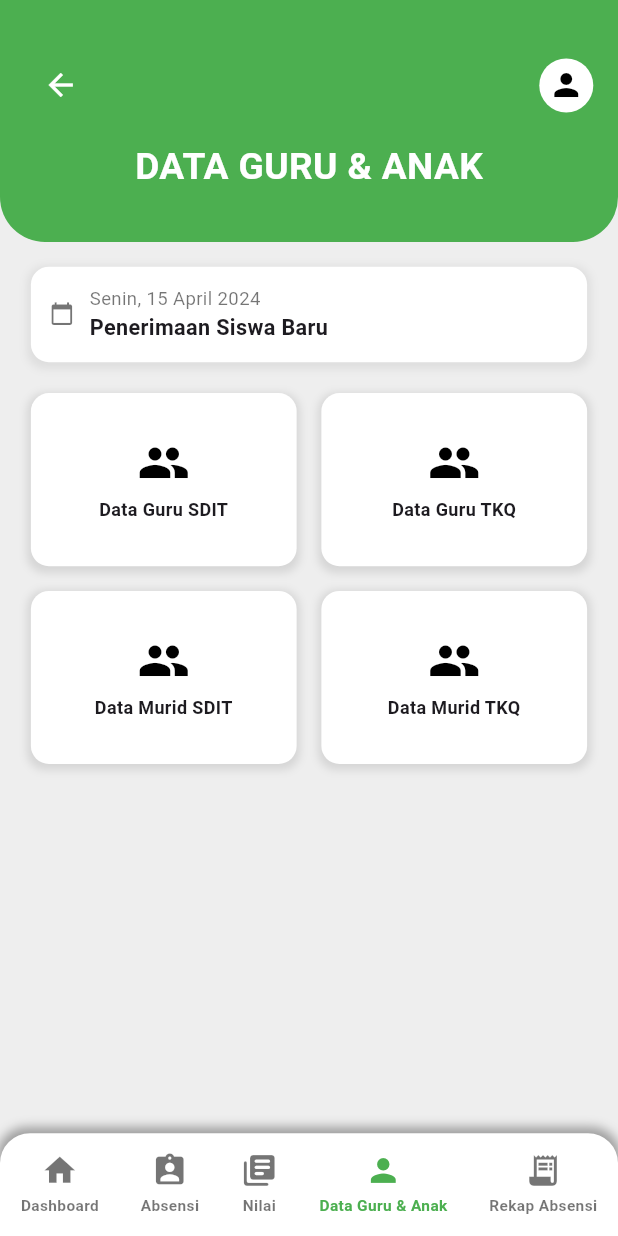
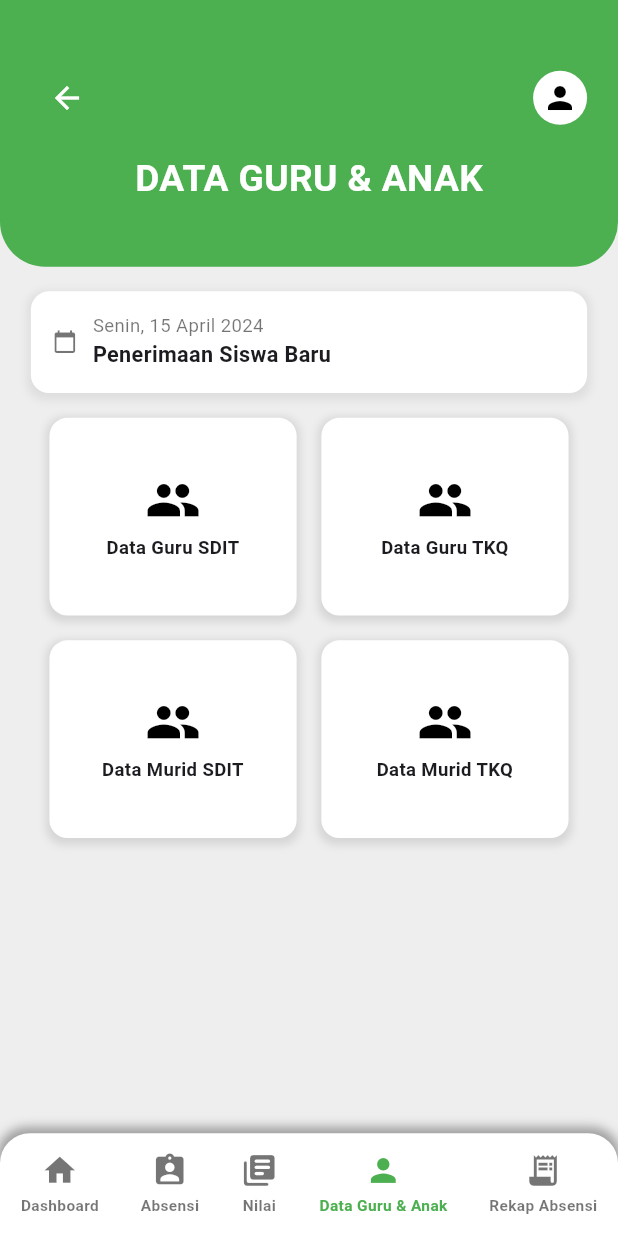
Before and after one commit to danyzahir/PROYEK_3, a Flutter app: the DataScreen screen opened directly with empty values, on a phone screen of 412 x 824 dp. Run offline on Flutter 3.47's test engine with Material 3 defaults, Android fonts, the phone set to English and light mode, and no system bars; our stand-ins replace cloud_firestore, firebase_auth, firebase_core, image_picker; accounts and stored records are empty.

Commit message:
update ui

```diff
--- a/lib/screens/data_guru_anak.dart
+++ b/lib/screens/data_guru_anak.dart
@@ -17,11 +17,16 @@ class DataScreen extends StatelessWidget {
 
     return Scaffold(
       backgroundColor: Colors.grey[200],
-      body: Column(
+      body: SafeArea(
+        child: SingleChildScrollView(
+          child: Column(
             children: [
-          // Header Hijau
+              // Header
               Container(
-            padding: EdgeInsets.symmetric(horizontal: screenWidth * 0.04, vertical: screenHeight * 0.04),
+                padding: EdgeInsets.symmetric(
+                  horizontal: screenWidth * 0.05,
+                  vertical: screenHeight * 0.05,
+                ),
                 decoration: const BoxDecoration(
                   color: Colors.green,
                   borderRadius: BorderRadius.only(
@@ -31,19 +36,22 @@ class DataScreen extends StatelessWidget {
                 ),
                 child: Column(
                   children: [
-                // Top Row
                     Row(
                       mainAxisAlignment: MainAxisAlignment.spaceBetween,
                       children: [
                         IconButton(
-                      icon: const Icon(Icons.arrow_back, color: Colors.white),
+                          icon:
+                              const Icon(Icons.arrow_back, color: Colors.white),
                           onPressed: () => Navigator.pop(context),
                         ),
                         Row(
                           children: [
                             Text(
                               username,
-                          style: TextStyle(fontSize: screenWidth * 0.04, color: Colors.white),
+                              style: TextStyle(
+                                fontSize: screenWidth * 0.04,
+                                color: Colors.white,
+                              ),
                             ),
                             SizedBox(width: screenWidth * 0.02),
                             UserMenu(username: username),
@@ -66,11 +74,11 @@ class DataScreen extends StatelessWidget {
 
               SizedBox(height: screenHeight * 0.02),
 
-          // Pengumuman Kalender
+              // Info Box
               Padding(
                 padding: EdgeInsets.symmetric(horizontal: screenWidth * 0.05),
                 child: Container(
-              padding: EdgeInsets.all(screenWidth * 0.03),
+                  padding: EdgeInsets.all(screenWidth * 0.035),
                   decoration: BoxDecoration(
                     color: Colors.white,
                     borderRadius: BorderRadius.circular(12),
@@ -85,18 +93,25 @@ class DataScreen extends StatelessWidget {
                   ),
                   child: Row(
                     children: [
-                  Icon(Icons.calendar_today, color: Colors.black54, size: screenWidth * 0.04),
+                      Icon(Icons.calendar_today,
+                          color: Colors.black54, size: screenWidth * 0.04),
                       SizedBox(width: screenWidth * 0.025),
                       Column(
                         crossAxisAlignment: CrossAxisAlignment.start,
                         children: [
                           Text(
                             "Senin, 15 April 2024",
-                        style: TextStyle(fontSize: screenWidth * 0.03, color: Colors.black54),
+                            style: TextStyle(
+                              fontSize: screenWidth * 0.03,
+                              color: Colors.black54,
+                            ),
                           ),
                           Text(
                             "Penerimaan Siswa Baru",
-                        style: TextStyle(fontSize: screenWidth * 0.035, fontWeight: FontWeight.bold),
+                            style: TextStyle(
+                              fontSize: screenWidth * 0.035,
+                              fontWeight: FontWeight.bold,
+                            ),
                           ),
                         ],
                       ),
@@ -105,30 +120,36 @@ class DataScreen extends StatelessWidget {
                 ),
               ),
 
-          SizedBox(height: screenHeight * 0.025),
+              SizedBox(height: screenHeight * 0.02),
 
-          // Menu Grid (Wrap supaya responsive)
-          Expanded(
-            child: Padding(
+              // Menu
+              Padding(
                 padding: EdgeInsets.symmetric(horizontal: screenWidth * 0.05),
                 child: Wrap(
                   spacing: screenWidth * 0.04,
                   runSpacing: screenHeight * 0.02,
                   alignment: WrapAlignment.center,
                   children: [
-                  _menuItem("Data Guru SDIT", Icons.people, screenWidth, screenHeight),
-                  _menuItem("Data Guru TKQ", Icons.people, screenWidth, screenHeight),
-                  _menuItem("Data Murid SDIT", Icons.people, screenWidth, screenHeight),
-                  _menuItem("Data Murid TKQ", Icons.people, screenWidth, screenHeight),
+                    _menuCard(context, "Data Guru SDIT", Icons.people,
+                        screenWidth, screenHeight, () {}),
+                    _menuCard(context, "Data Guru TKQ", Icons.people,
+                        screenWidth, screenHeight, () {}),
+                    _menuCard(context, "Data Murid SDIT", Icons.people,
+                        screenWidth, screenHeight, () {}),
+                    _menuCard(context, "Data Murid TKQ", Icons.people,
+                        screenWidth, screenHeight, () {}),
+                  ],
+                ),
+              ),
+
+              SizedBox(height: screenHeight * 0.02),
             ],
           ),
         ),
       ),
 
-          SizedBox(height: screenHeight * 0.015),
-
       // Bottom Navigation
-          Container(
+      bottomNavigationBar: Container(
         padding: EdgeInsets.symmetric(vertical: screenHeight * 0.015),
         decoration: const BoxDecoration(
           color: Colors.white,
@@ -148,24 +169,36 @@ class DataScreen extends StatelessWidget {
         child: Row(
           mainAxisAlignment: MainAxisAlignment.spaceAround,
           children: [
-                _navItem(context, "Dashboard", Icons.home, HomeScreen(username: username), false, screenWidth),
-                _navItem(context, "Absensi", Icons.assignment_ind_rounded, AbsensiScreen(username: username), false, screenWidth),
-                _navItem(context, "Nilai", Icons.my_library_books_rounded, NilaiScreen(username: username), false, screenWidth),
-                _navItem(context, "Data Guru & Anak", Icons.person, DataScreen(username: username), true, screenWidth),
-                _navItem(context, "Rekap Absensi", Icons.receipt_long, RekapScreen(username: username), false, screenWidth),
+            _navItem(context, "Dashboard", Icons.home,
+                HomeScreen(username: username), false, screenWidth),
+            _navItem(context, "Absensi", Icons.assignment_ind_rounded,
+                AbsensiScreen(username: username), false, screenWidth),
+            _navItem(context, "Nilai", Icons.my_library_books_rounded,
+                NilaiScreen(username: username), false, screenWidth),
+            _navItem(context, "Data Guru & Anak", Icons.person,
+                DataScreen(username: username), true, screenWidth),
+            _navItem(context, "Rekap Absensi", Icons.receipt_long,
+                RekapScreen(username: username), false, screenWidth),
           ],
         ),
-          ),
-        ],
       ),
     );
   }
 
-  Widget _menuItem(String title, IconData icon, double screenWidth, double screenHeight) {
+  Widget _menuCard(BuildContext context, String title, IconData icon,
+      double screenWidth, double screenHeight, VoidCallback onTap) {
     return SizedBox(
-      width: (screenWidth - (screenWidth * 0.05 * 2 + screenWidth * 0.04)) / 2,
-      height: screenHeight * 0.14,
-      child: Container(
+      width: (screenWidth - (screenWidth * 0.08 * 2 + screenWidth * 0.04)) / 2,
+      height: screenHeight * 0.16,
+      child: GestureDetector(
+        onTap: onTap,
+        child: _menuItem(title, icon, screenWidth),
+      ),
+    );
+  }
+
+  Widget _menuItem(String title, IconData icon, double screenWidth) {
+    return Container(
       decoration: BoxDecoration(
         color: Colors.white,
         borderRadius: BorderRadius.circular(12),
@@ -181,15 +214,17 @@ class DataScreen extends StatelessWidget {
       child: Column(
         mainAxisAlignment: MainAxisAlignment.center,
         children: [
-            Icon(icon, size: 35, color: Colors.black),
-            const SizedBox(height: 5),
+          Icon(icon, size: screenWidth * 0.09, color: Colors.black),
+          SizedBox(height: screenWidth * 0.01),
           Text(
             title,
             textAlign: TextAlign.center,
-              style: const TextStyle(fontSize: 12, fontWeight: FontWeight.w600),
+            style: TextStyle(
+              fontSize: screenWidth * 0.03,
+              fontWeight: FontWeight.w600,
+            ),
           ),
         ],
-        ),
       ),
     );
   }
@@ -214,7 +249,11 @@ class DataScreen extends StatelessWidget {
       child: Column(
         mainAxisSize: MainAxisSize.min,
         children: [
-          Icon(icon, size: screenWidth * 0.06, color: isActive ? Colors.green : Colors.black54),
+          Icon(
+            icon,
+            size: screenWidth * 0.06,
+            color: isActive ? Colors.green : Colors.black54,
+          ),
           SizedBox(height: screenWidth * 0.01),
           Text(
             title,
```
Lines whose indentation alone changed are shown as unchanged.
